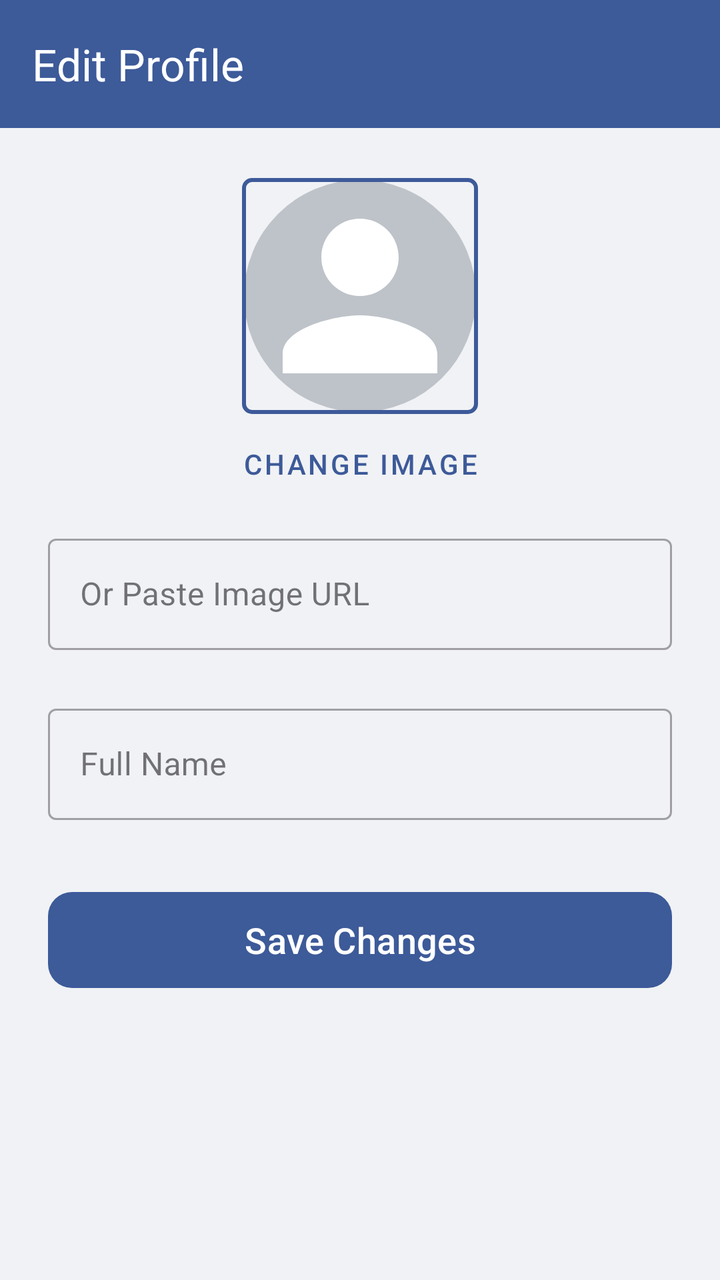
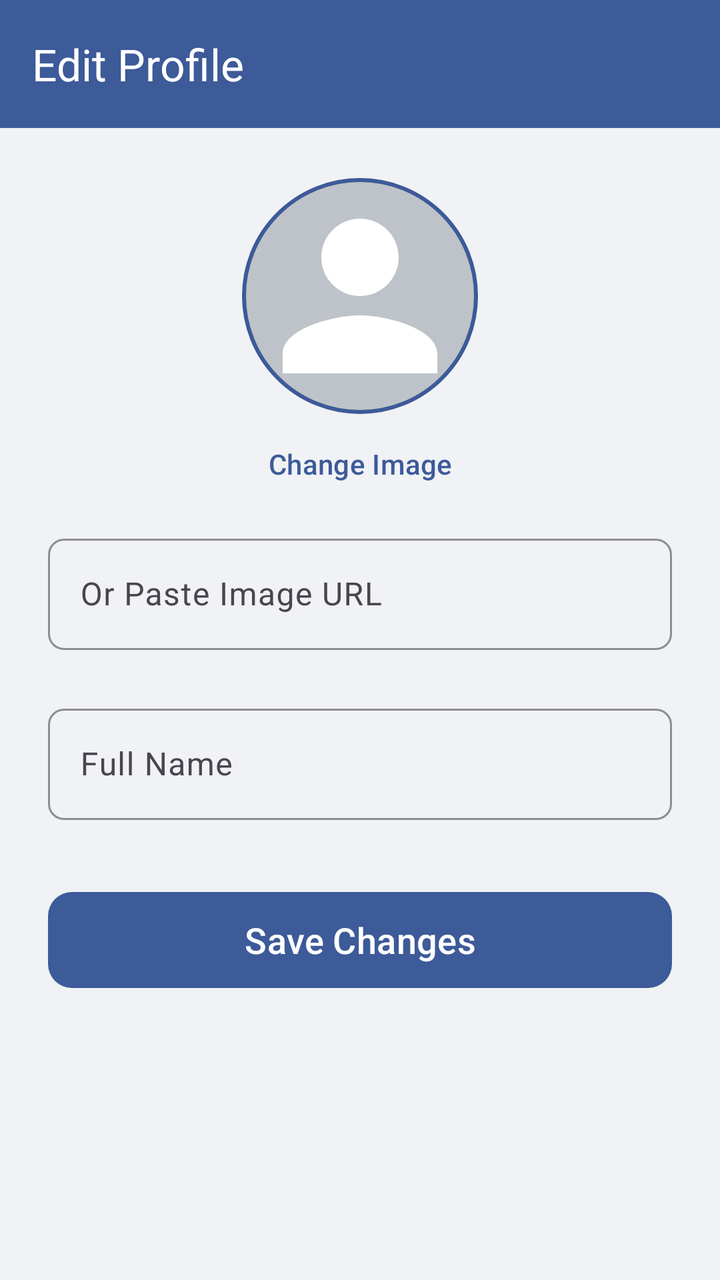

Screens rendered from an Android XML layout before and after an edit, with the pre-edit source and the edit as a unified diff.
<!-- AndroidManifest.xml: application theme Theme.BookClub -->
<!-- res/layout/activity_edit_profile.xml -->
<?xml version="1.0" encoding="utf-8"?>
<androidx.constraintlayout.widget.ConstraintLayout xmlns:android="http://schemas.android.com/apk/res/android"
    xmlns:app="http://schemas.android.com/apk/res-auto"
    xmlns:tools="http://schemas.android.com/tools"
    android:layout_width="match_parent"
    android:layout_height="match_parent"
    tools:context=".EditProfileActivity">

    <com.google.android.material.appbar.AppBarLayout
        android:id="@+id/appBarLayout"
        android:layout_width="match_parent"
        android:layout_height="wrap_content"
        app:layout_constraintTop_toTopOf="parent">

        <androidx.appcompat.widget.Toolbar
            android:id="@+id/toolbar"
            android:layout_width="match_parent"
            android:layout_height="?attr/actionBarSize"
            android:background="?attr/colorPrimary"
            app:title="Edit Profile"
            app:titleTextColor="@android:color/white" />
    </com.google.android.material.appbar.AppBarLayout>

    <ScrollView
        android:layout_width="match_parent"
        android:layout_height="0dp"
        app:layout_constraintBottom_toBottomOf="parent"
        app:layout_constraintTop_toBottomOf="@id/appBarLayout">

        <androidx.constraintlayout.widget.ConstraintLayout
            android:layout_width="match_parent"
            android:layout_height="wrap_content"
            android:padding="24dp">

            <com.google.android.material.imageview.ShapeableImageView
                android:id="@+id/ivEditProfileImage"
                android:layout_width="120dp"
                android:layout_height="120dp"
                android:padding="2dp"
                android:scaleType="centerCrop"
                android:src="@drawable/avatar_default"
                android:clickable="true"
                android:focusable="true"
                android:background="?attr/selectableItemBackground"
                app:layout_constraintEnd_toEndOf="parent"
                app:layout_constraintStart_toStartOf="parent"
                app:layout_constraintTop_toTopOf="parent"
                app:shapeAppearanceOverlay="@style/ShapeAppearance.MaterialComponents.SmallComponent"
                app:strokeColor="@color/purple_500"
                app:strokeWidth="2dp" />

            <Button
                android:id="@+id/btnChangeImage"
                style="@style/Widget.MaterialComponents.Button.TextButton"
                android:layout_width="wrap_content"
                android:layout_height="wrap_content"
                android:text="Change Image"
                app:layout_constraintEnd_toEndOf="parent"
                app:layout_constraintStart_toStartOf="parent"
                app:layout_constraintTop_toBottomOf="@id/ivEditProfileImage" />

            <com.google.android.material.textfield.TextInputLayout
                android:id="@+id/tilEditImageUrl"
                style="@style/Widget.MaterialComponents.TextInputLayout.OutlinedBox"
                android:layout_width="0dp"
                android:layout_height="wrap_content"
                android:layout_marginTop="8dp"
                android:hint="Or Paste Image URL"
                app:layout_constraintEnd_toEndOf="parent"
                app:layout_constraintStart_toStartOf="parent"
                app:layout_constraintTop_toBottomOf="@id/btnChangeImage">

                <com.google.android.material.textfield.TextInputEditText
                    android:id="@+id/etEditImageUrl"
                    android:layout_width="match_parent"
                    android:layout_height="wrap_content"
                    android:inputType="textUri" />
            </com.google.android.material.textfield.TextInputLayout>

            <com.google.android.material.textfield.TextInputLayout
                android:id="@+id/tilEditName"
                style="@style/Widget.MaterialComponents.TextInputLayout.OutlinedBox"
                android:layout_width="0dp"
                android:layout_height="wrap_content"
                android:layout_marginTop="24dp"
                android:hint="Full Name"
                app:layout_constraintEnd_toEndOf="parent"
                app:layout_constraintStart_toStartOf="parent"
                app:layout_constraintTop_toBottomOf="@id/tilEditImageUrl">

                <com.google.android.material.textfield.TextInputEditText
                    android:id="@+id/etEditName"
                    android:layout_width="match_parent"
                    android:layout_height="wrap_content"
                    android:inputType="textPersonName" />
            </com.google.android.material.textfield.TextInputLayout>

            <Button
                android:id="@+id/btnSaveProfile"
                android:layout_width="match_parent"
                android:layout_height="56dp"
                android:layout_marginTop="32dp"
                android:text="Save Changes"
                android:textAllCaps="false"
                android:textSize="18sp"
                app:cornerRadius="12dp"
                app:layout_constraintTop_toBottomOf="@id/tilEditName" />

        </androidx.constraintlayout.widget.ConstraintLayout>
    </ScrollView>

    <ProgressBar
        android:id="@+id/progressBarEdit"
        android:layout_width="wrap_content"
        android:layout_height="wrap_content"
        android:visibility="gone"
        app:layout_constraintBottom_toBottomOf="parent"
        app:layout_constraintEnd_toEndOf="parent"
        app:layout_constraintStart_toStartOf="parent"
        app:layout_constraintTop_toTopOf="parent"
        tools:visibility="visible" />

</androidx.constraintlayout.widget.ConstraintLayout>
<!-- resources referenced by this layout -->
<resources>
  <color name="purple_500">@color/primary</color>
  <!-- drawable avatar_default (drawable) -->
  <?xml version="1.0" encoding="utf-8"?>
  <layer-list xmlns:android="http://schemas.android.com/apk/res/android">
      <item>
          <shape android:shape="oval">
              <solid android:color="#BEC3C9" />
          </shape>
      </item>
      <item
          android:gravity="center"
          android:width="16dp"
          android:height="16dp"
          android:drawable="@drawable/ic_person_silhouette" />
  </layer-list>
  <style name="Theme.BookClub" parent="Base.Theme.BookClub" />
  <color name="primary">#FF3D5A99</color>
  <!-- drawable ic_person_silhouette (drawable) -->
  <?xml version="1.0" encoding="utf-8"?>
  <vector xmlns:android="http://schemas.android.com/apk/res/android"
      android:width="24dp"
      android:height="24dp"
      android:viewportWidth="24"
      android:viewportHeight="24">
      <path
          android:fillColor="#FFFFFF"
          android:pathData="M12,12c2.21,0 4,-1.79 4,-4s-1.79,-4 -4,-4 -4,1.79 -4,4 1.79,4 4,4zM12,14c-2.67,0 -8,1.34 -8,4v2h16v-2c0,-2.66 -5.33,-4 -8,-4z" />
  </vector>
  <style name="Base.Theme.BookClub" parent="Theme.Material3.DayNight.NoActionBar">
          <item name="colorPrimary">@color/primary</item>
          <item name="colorPrimaryDark">@color/primary_dark</item>
          <item name="colorOnPrimary">@color/white</item>
          <item name="android:windowBackground">@color/background</item>
          <item name="android:statusBarColor">@color/primary_dark</item>
          <item name="android:textColorPrimary">@color/text_primary</item>
          <item name="android:textColorSecondary">@color/text_secondary</item>
          <item name="android:forceDarkAllowed">false</item>
      </style>
  <color name="primary_dark">#FF2D4373</color>
  <color name="white">#FFFFFFFF</color>
  <color name="background">#FFF0F2F5</color>
  <color name="text_primary">#FF1C1E21</color>
  <color name="text_secondary">#FF65676B</color>
</resources>

<!-- the commit's change to res/layout/activity_edit_profile.xml (unified diff, before → after) -->
@@ -45,13 +45,13 @@
                 app:layout_constraintEnd_toEndOf="parent"
                 app:layout_constraintStart_toStartOf="parent"
                 app:layout_constraintTop_toTopOf="parent"
-                app:shapeAppearanceOverlay="@style/ShapeAppearance.MaterialComponents.SmallComponent"
+                app:shapeAppearanceOverlay="@style/BookClub.Shape.Avatar"
                 app:strokeColor="@color/purple_500"
                 app:strokeWidth="2dp" />
 
             <Button
                 android:id="@+id/btnChangeImage"
-                style="@style/Widget.MaterialComponents.Button.TextButton"
+                style="@style/BookClub.Button.TextButton"
                 android:layout_width="wrap_content"
                 android:layout_height="wrap_content"
                 android:text="Change Image"
@@ -61,7 +61,7 @@
 
             <com.google.android.material.textfield.TextInputLayout
                 android:id="@+id/tilEditImageUrl"
-                style="@style/Widget.MaterialComponents.TextInputLayout.OutlinedBox"
+                style="@style/BookClub.TextInput"
                 android:layout_width="0dp"
                 android:layout_height="wrap_content"
                 android:layout_marginTop="8dp"
@@ -79,7 +79,7 @@
 
             <com.google.android.material.textfield.TextInputLayout
                 android:id="@+id/tilEditName"
-                style="@style/Widget.MaterialComponents.TextInputLayout.OutlinedBox"
+                style="@style/BookClub.TextInput"
                 android:layout_width="0dp"
                 android:layout_height="wrap_content"
                 android:layout_marginTop="24dp"
<!-- resource entries referenced after the edit -->
@@ -15,6 +15,19 @@
           android:height="16dp"
           android:drawable="@drawable/ic_person_silhouette" />
   </layer-list>
+  <style name="BookClub.Button.TextButton" parent="Widget.Material3.Button.TextButton">
+          <item name="android:textColor">@color/primary</item>
+          <item name="android:textAllCaps">false</item>
+      </style>
+  <style name="BookClub.Shape.Avatar" parent="ShapeAppearance.Material3.Corner.Full" />
+  <style name="BookClub.TextInput" parent="Widget.Material3.TextInputLayout.OutlinedBox">
+          <item name="boxCornerRadiusTopStart">8dp</item>
+          <item name="boxCornerRadiusTopEnd">8dp</item>
+          <item name="boxCornerRadiusBottomStart">8dp</item>
+          <item name="boxCornerRadiusBottomEnd">8dp</item>
+          <item name="boxStrokeColor">@color/primary</item>
+          <item name="hintTextColor">@color/primary</item>
+      </style>
   <style name="Theme.BookClub" parent="Base.Theme.BookClub" />
   <color name="primary">#FF3D5A99</color>
   <!-- drawable ic_person_silhouette (drawable) -->
